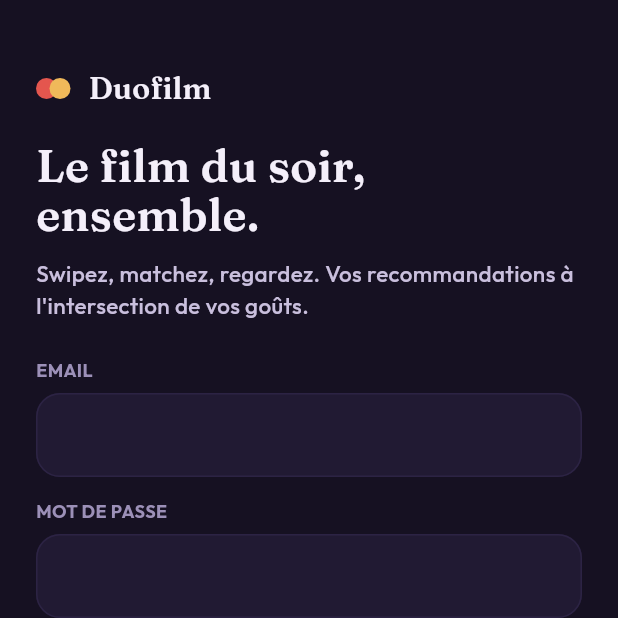
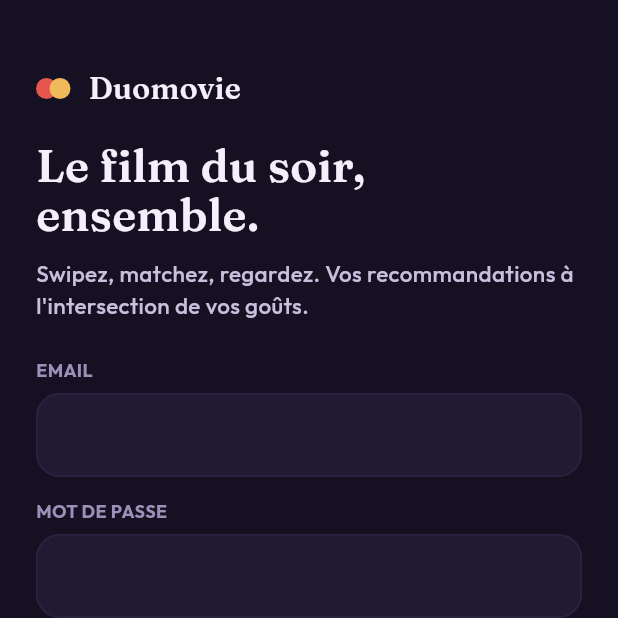
Before and after one commit to NicolasHuberty/duofilm-mobile, a Flutter app: the AuthScreen screen opened directly, on a phone screen of 412 x 824 dp, the top half of it. Run offline on Flutter 3.47's test engine with Material 3 defaults, Android fonts, the phone set to English and light mode, and no system bars; our stand-ins replace google_fonts, shared_preferences, supabase_flutter; accounts and stored records are empty.

Commit message:
Renomme l app en Duomovie (nom App Store) + display name iOS

```diff
--- a/lib/main.dart
+++ b/lib/main.dart
@@ -15,7 +15,7 @@ class DuofilmApp extends StatelessWidget {
   const DuofilmApp({super.key, required this.seenOnboarding});
   @override
   Widget build(BuildContext context) => MaterialApp(
-        title: 'Duofilm',
+        title: 'Duomovie',
         debugShowCheckedModeBanner: false,
         theme: DF.theme(),
         home: seenOnboarding ? const Gate() : const Onboarding(),
@@ -644,7 +644,7 @@ class BrandRow extends StatelessWidget {
           ]),
         ),
         const SizedBox(width: 9),
-        Text('Duofilm', style: DF.serif(small ? 18 : 20)),
+        Text('Duomovie', style: DF.serif(small ? 18 : 20)),
       ]);
 }
 
```
Also changed, not shown: 1 other file.
